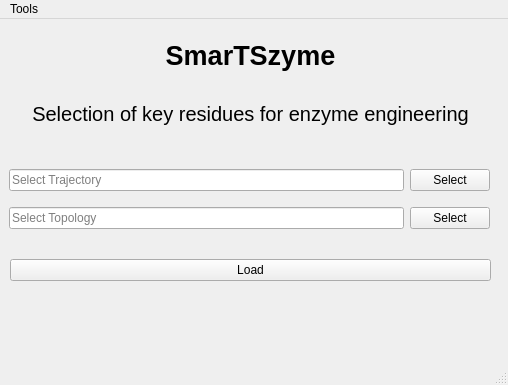
First picture: the form in smarts_gui/ui_files/mainWindow.ui, repository CAMDgraz/SmarTSzyme_plugin, before the edit.
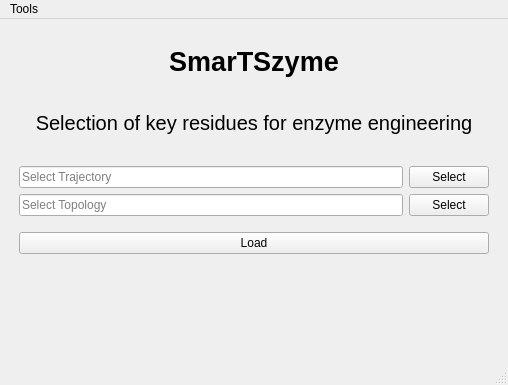
Second picture: the form after the edit.

What changed in the file:
```diff
--- a/smarts_gui/ui_files/mainWindow.ui
+++ b/smarts_gui/ui_files/mainWindow.ui
@@ -10,60 +10,37 @@
     <height>385</height>
    </rect>
   </property>
+  <property name="minimumSize">
+   <size>
+    <width>508</width>
+    <height>385</height>
+   </size>
+  </property>
+  <property name="maximumSize">
+   <size>
+    <width>508</width>
+    <height>385</height>
+   </size>
+  </property>
   <property name="windowTitle">
    <string>SmarTSzyme</string>
   </property>
   <widget class="QWidget" name="centralwidget">
-   <widget class="QWidget" name="gridLayoutWidget">
-    <property name="geometry">
-     <rect>
-      <x>9</x>
-      <y>140</y>
-      <width>481</width>
-      <height>80</height>
-     </rect>
-    </property>
-    <layout class="QGridLayout" name="gridLayout">
-     <item row="0" column="1">
-      <widget class="QPushButton" name="button_trajectory">
-       <property name="text">
-        <string>Select</string>
-       </property>
-      </widget>
-     </item>
-     <item row="1" column="1">
-      <widget class="QPushButton" name="button_topology">
-       <property name="text">
-        <string>Select</string>
-       </property>
-      </widget>
-     </item>
-     <item row="1" column="0">
-      <widget class="QLineEdit" name="edit_topology">
-       <property name="placeholderText">
-        <string>Select Topology</string>
-       </property>
-      </widget>
-     </item>
-     <item row="0" column="0">
-      <widget class="QLineEdit" name="edit_trajectory">
-       <property name="placeholderText">
-        <string>Select Trajectory</string>
-       </property>
-      </widget>
-     </item>
-    </layout>
-   </widget>
-   <widget class="QWidget" name="verticalLayoutWidget">
-    <property name="geometry">
-     <rect>
-      <x>10</x>
-      <y>10</y>
-      <width>481</width>
-      <height>111</height>
-     </rect>
-    </property>
+   <layout class="QVBoxLayout" name="verticalLayout_3">
+    <item>
     <layout class="QVBoxLayout" name="verticalLayout">
+      <property name="leftMargin">
+       <number>10</number>
+      </property>
+      <property name="topMargin">
+       <number>5</number>
+      </property>
+      <property name="rightMargin">
+       <number>10</number>
+      </property>
+      <property name="bottomMargin">
+       <number>5</number>
+      </property>
      <item>
       <widget class="QLabel" name="label">
        <property name="font">
@@ -97,17 +74,65 @@
       </widget>
      </item>
     </layout>
-   </widget>
-   <widget class="QWidget" name="verticalLayoutWidget_2">
-    <property name="geometry">
-     <rect>
-      <x>10</x>
-      <y>240</y>
-      <width>481</width>
-      <height>80</height>
-     </rect>
-    </property>
+    </item>
+    <item>
+     <layout class="QGridLayout" name="gridLayout">
+      <property name="leftMargin">
+       <number>10</number>
+      </property>
+      <property name="topMargin">
+       <number>5</number>
+      </property>
+      <property name="rightMargin">
+       <number>10</number>
+      </property>
+      <property name="bottomMargin">
+       <number>5</number>
+      </property>
+      <item row="0" column="0">
+       <widget class="QLineEdit" name="edit_trajectory">
+        <property name="placeholderText">
+         <string>Select Trajectory</string>
+        </property>
+       </widget>
+      </item>
+      <item row="1" column="1">
+       <widget class="QPushButton" name="button_topology">
+        <property name="text">
+         <string>Select</string>
+        </property>
+       </widget>
+      </item>
+      <item row="0" column="1">
+       <widget class="QPushButton" name="button_trajectory">
+        <property name="text">
+         <string>Select</string>
+        </property>
+       </widget>
+      </item>
+      <item row="1" column="0">
+       <widget class="QLineEdit" name="edit_topology">
+        <property name="placeholderText">
+         <string>Select Topology</string>
+        </property>
+       </widget>
+      </item>
+     </layout>
+    </item>
+    <item>
     <layout class="QVBoxLayout" name="verticalLayout_2">
+      <property name="leftMargin">
+       <number>10</number>
+      </property>
+      <property name="topMargin">
+       <number>5</number>
+      </property>
+      <property name="rightMargin">
+       <number>10</number>
+      </property>
+      <property name="bottomMargin">
+       <number>5</number>
+      </property>
      <item>
       <widget class="QPushButton" name="button_load">
        <property name="text">
@@ -133,7 +158,8 @@
       </widget>
      </item>
     </layout>
-   </widget>
+    </item>
+   </layout>
   </widget>
   <widget class="QStatusBar" name="statusbar"/>
   <widget class="QMenuBar" name="menubar">
```
Lines whose indentation alone changed are shown as unchanged.
